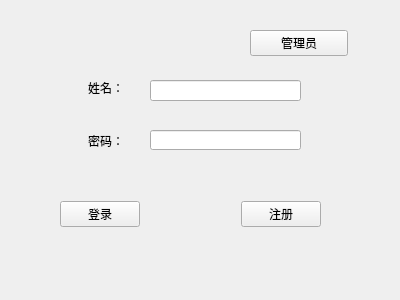
Qt form login_register/login.ui (h20282/audio_chat_room) before a commit.
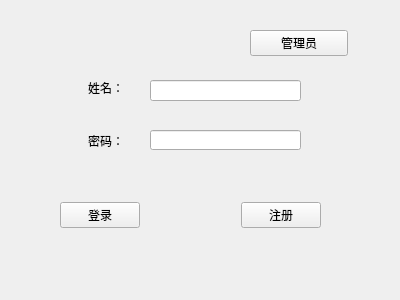
The same form after that commit.

The edit to the form file:
```diff
--- a/login_register/login.ui
+++ b/login_register/login.ui
@@ -78,7 +78,7 @@
      <x>60</x>
      <y>200</y>
      <width>261</width>
-     <height>28</height>
+     <height>30</height>
     </rect>
    </property>
    <layout class="QHBoxLayout" name="horizontalLayout">
```
Left out of the diff: 3 changed lines with no effect on the pictures.
